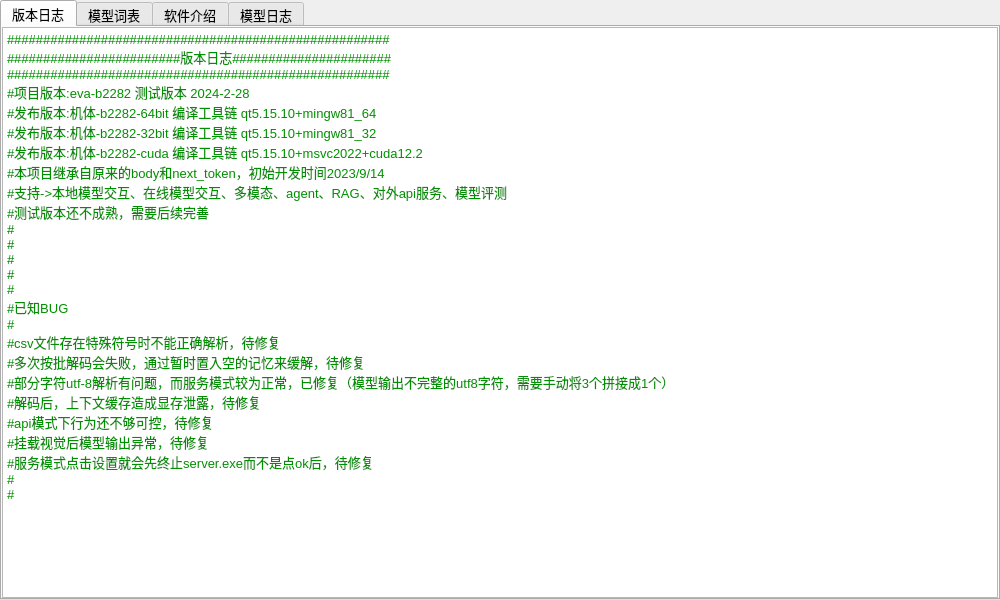
ylsdamxssjxxdd/eva, file utils/versionlog.ui: the form before one commit.
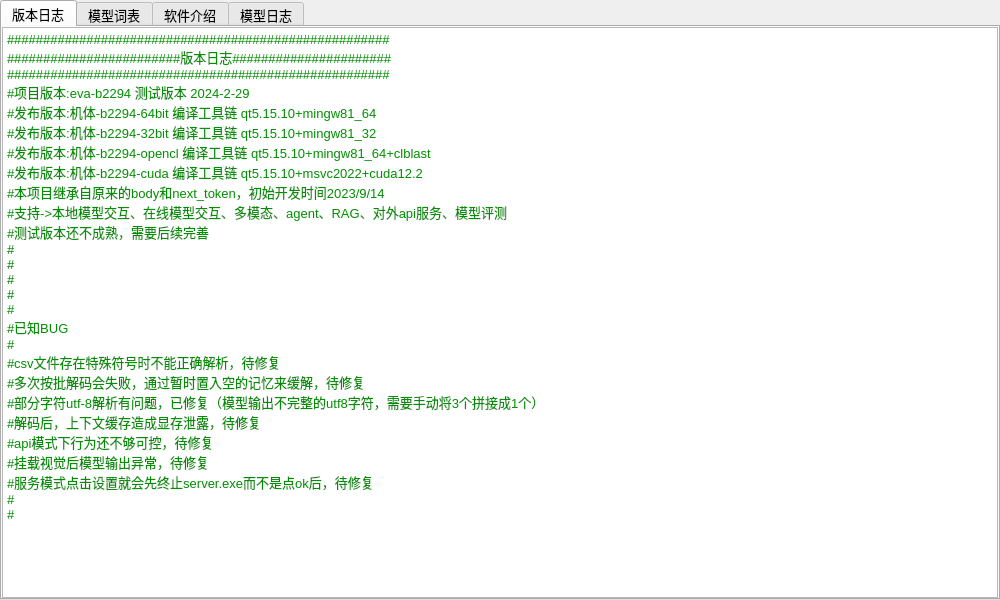
The form after the commit.

Diff of the .ui file:
```diff
--- a/utils/versionlog.ui
+++ b/utils/versionlog.ui
@@ -73,10 +73,11 @@
 &lt;p style=&quot; margin-top:0px; margin-bottom:0px; margin-left:0px; margin-right:0px; -qt-block-indent:0; text-indent:0px;&quot;&gt;&lt;span style=&quot; font-family:'Courier New'; font-size:10pt; color:#008f00;&quot;&gt;#####################################################&lt;/span&gt;&lt;/p&gt;
 &lt;p style=&quot; margin-top:0px; margin-bottom:0px; margin-left:0px; margin-right:0px; -qt-block-indent:0; text-indent:0px;&quot;&gt;&lt;span style=&quot; font-family:'Courier New'; font-size:10pt; color:#008f00;&quot;&gt;########################版本日志######################&lt;/span&gt;&lt;/p&gt;
 &lt;p style=&quot; margin-top:0px; margin-bottom:0px; margin-left:0px; margin-right:0px; -qt-block-indent:0; text-indent:0px;&quot;&gt;&lt;span style=&quot; font-family:'Courier New'; font-size:10pt; color:#008f00;&quot;&gt;#####################################################&lt;/span&gt;&lt;/p&gt;
-&lt;p style=&quot; margin-top:0px; margin-bottom:0px; margin-left:0px; margin-right:0px; -qt-block-indent:0; text-indent:0px;&quot;&gt;&lt;span style=&quot; font-family:'Courier New'; font-size:10pt; color:#008f00;&quot;&gt;#项目版本:eva-b2282 测试版本 2024-2-28&lt;/span&gt;&lt;/p&gt;
-&lt;p style=&quot; margin-top:0px; margin-bottom:0px; margin-left:0px; margin-right:0px; -qt-block-indent:0; text-indent:0px;&quot;&gt;&lt;span style=&quot; font-family:'Courier New'; font-size:10pt; color:#008f00;&quot;&gt;#发布版本:机体-b2282-64bit 编译工具链 qt5.15.10+mingw81_64&lt;/span&gt;&lt;/p&gt;
-&lt;p style=&quot; margin-top:0px; margin-bottom:0px; margin-left:0px; margin-right:0px; -qt-block-indent:0; text-indent:0px;&quot;&gt;&lt;span style=&quot; font-family:'Courier New'; font-size:10pt; color:#008f00;&quot;&gt;#发布版本:机体-b2282-32bit 编译工具链 qt5.15.10+mingw81_32&lt;/span&gt;&lt;/p&gt;
-&lt;p style=&quot; margin-top:0px; margin-bottom:0px; margin-left:0px; margin-right:0px; -qt-block-indent:0; text-indent:0px;&quot;&gt;&lt;span style=&quot; font-family:'Courier New'; font-size:10pt; color:#008f00;&quot;&gt;#发布版本:机体-b2282-cuda 编译工具链 qt5.15.10+msvc2022+cuda12.2&lt;/span&gt;&lt;/p&gt;
+&lt;p style=&quot; margin-top:0px; margin-bottom:0px; margin-left:0px; margin-right:0px; -qt-block-indent:0; text-indent:0px;&quot;&gt;&lt;span style=&quot; font-family:'Courier New'; font-size:10pt; color:#008f00;&quot;&gt;#项目版本:eva-b2294 测试版本 2024-2-29&lt;/span&gt;&lt;/p&gt;
+&lt;p style=&quot; margin-top:0px; margin-bottom:0px; margin-left:0px; margin-right:0px; -qt-block-indent:0; text-indent:0px;&quot;&gt;&lt;span style=&quot; font-family:'Courier New'; font-size:10pt; color:#008f00;&quot;&gt;#发布版本:机体-b2294-64bit 编译工具链 qt5.15.10+mingw81_64&lt;/span&gt;&lt;/p&gt;
+&lt;p style=&quot; margin-top:0px; margin-bottom:0px; margin-left:0px; margin-right:0px; -qt-block-indent:0; text-indent:0px;&quot;&gt;&lt;span style=&quot; font-family:'Courier New'; font-size:10pt; color:#008f00;&quot;&gt;#发布版本:机体-b2294-32bit 编译工具链 qt5.15.10+mingw81_32&lt;/span&gt;&lt;/p&gt;
+&lt;p style=&quot; margin-top:0px; margin-bottom:0px; margin-left:0px; margin-right:0px; -qt-block-indent:0; text-indent:0px;&quot;&gt;&lt;span style=&quot; font-family:'Courier New'; font-size:10pt; color:#008f00;&quot;&gt;#发布版本:机体-b2294-opencl 编译工具链 qt5.15.10+mingw81_64+clblast&lt;/span&gt;&lt;/p&gt;
+&lt;p style=&quot; margin-top:0px; margin-bottom:0px; margin-left:0px; margin-right:0px; -qt-block-indent:0; text-indent:0px;&quot;&gt;&lt;span style=&quot; font-family:'Courier New'; font-size:10pt; color:#008f00;&quot;&gt;#发布版本:机体-b2294-cuda 编译工具链 qt5.15.10+msvc2022+cuda12.2&lt;/span&gt;&lt;/p&gt;
 &lt;p style=&quot; margin-top:0px; margin-bottom:0px; margin-left:0px; margin-right:0px; -qt-block-indent:0; text-indent:0px;&quot;&gt;&lt;span style=&quot; font-family:'Courier New'; font-size:10pt; color:#008f00;&quot;&gt;#本项目继承自原来的body和next_token，初始开发时间2023/9/14&lt;/span&gt;&lt;/p&gt;
 &lt;p style=&quot; margin-top:0px; margin-bottom:0px; margin-left:0px; margin-right:0px; -qt-block-indent:0; text-indent:0px;&quot;&gt;&lt;span style=&quot; font-family:'Courier New'; font-size:10pt; color:#008f00;&quot;&gt;#支持-&amp;gt;本地模型交互、在线模型交互、多模态、agent、RAG、对外api服务、模型评测&lt;/span&gt;&lt;/p&gt;
 &lt;p style=&quot; margin-top:0px; margin-bottom:0px; margin-left:0px; margin-right:0px; -qt-block-indent:0; text-indent:0px;&quot;&gt;&lt;span style=&quot; font-family:'Courier New'; font-size:10pt; color:#008f00;&quot;&gt;#测试版本还不成熟，需要后续完善&lt;/span&gt;&lt;/p&gt;
@@ -89,7 +90,7 @@
 &lt;p style=&quot; margin-top:0px; margin-bottom:0px; margin-left:0px; margin-right:0px; -qt-block-indent:0; text-indent:0px;&quot;&gt;&lt;span style=&quot; font-family:'Courier New'; font-size:10pt; color:#008f00;&quot;&gt;#&lt;/span&gt;&lt;/p&gt;
 &lt;p style=&quot; margin-top:0px; margin-bottom:0px; margin-left:0px; margin-right:0px; -qt-block-indent:0; text-indent:0px;&quot;&gt;&lt;span style=&quot; font-family:'Courier New'; font-size:10pt; color:#008f00;&quot;&gt;#csv文件存在特殊符号时不能正确解析，待修复&lt;/span&gt;&lt;/p&gt;
 &lt;p style=&quot; margin-top:0px; margin-bottom:0px; margin-left:0px; margin-right:0px; -qt-block-indent:0; text-indent:0px;&quot;&gt;&lt;span style=&quot; font-family:'Courier New'; font-size:10pt; color:#008f00;&quot;&gt;#多次按批解码会失败，通过暂时置入空的记忆来缓解，待修复&lt;/span&gt;&lt;/p&gt;
-&lt;p style=&quot; margin-top:0px; margin-bottom:0px; margin-left:0px; margin-right:0px; -qt-block-indent:0; text-indent:0px;&quot;&gt;&lt;span style=&quot; font-family:'Courier New'; font-size:10pt; color:#008f00;&quot;&gt;#部分字符utf-8解析有问题，而服务模式较为正常，已修复（模型输出不完整的utf8字符，需要手动将3个拼接成1个）&lt;/span&gt;&lt;/p&gt;
+&lt;p style=&quot; margin-top:0px; margin-bottom:0px; margin-left:0px; margin-right:0px; -qt-block-indent:0; text-indent:0px;&quot;&gt;&lt;span style=&quot; font-family:'Courier New'; font-size:10pt; color:#008f00;&quot;&gt;#部分字符utf-8解析有问题，已修复（模型输出不完整的utf8字符，需要手动将3个拼接成1个）&lt;/span&gt;&lt;/p&gt;
 &lt;p style=&quot; margin-top:0px; margin-bottom:0px; margin-left:0px; margin-right:0px; -qt-block-indent:0; text-indent:0px;&quot;&gt;&lt;span style=&quot; font-family:'Courier New'; font-size:10pt; color:#008f00;&quot;&gt;#解码后，上下文缓存造成显存泄露，待修复&lt;/span&gt;&lt;/p&gt;
 &lt;p style=&quot; margin-top:0px; margin-bottom:0px; margin-left:0px; margin-right:0px; -qt-block-indent:0; text-indent:0px;&quot;&gt;&lt;span style=&quot; font-family:'Courier New'; font-size:10pt; color:#008f00;&quot;&gt;#api模式下行为还不够可控，待修复&lt;/span&gt;&lt;/p&gt;
 &lt;p style=&quot; margin-top:0px; margin-bottom:0px; margin-left:0px; margin-right:0px; -qt-block-indent:0; text-indent:0px;&quot;&gt;&lt;span style=&quot; font-family:'Courier New'; font-size:10pt; color:#008f00;&quot;&gt;#挂载视觉后模型输出异常，待修复&lt;/span&gt;&lt;/p&gt;
```
